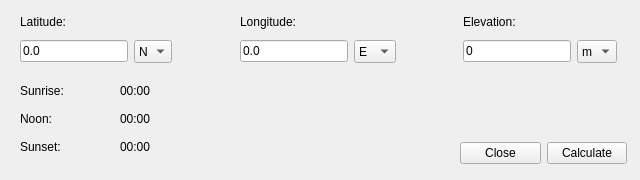
Above: src/MainWindow.ui from codymj/SolarCalculator before the change. Below: the same form after it.
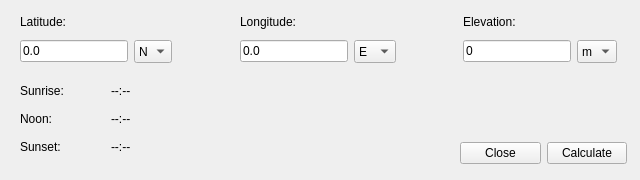
That is the form after the change.

Diff of the .ui file:
```diff
--- a/src/MainWindow.ui
+++ b/src/MainWindow.ui
@@ -213,7 +213,7 @@
      <rect>
       <x>20</x>
       <y>80</y>
-      <width>131</width>
+      <width>111</width>
       <height>78</height>
      </rect>
     </property>
@@ -243,7 +243,7 @@
        <item>
         <widget class="QLabel" name="sunriseLabel">
          <property name="text">
-          <string>00:00</string>
+          <string>--:--</string>
          </property>
         </widget>
        </item>
@@ -274,7 +274,7 @@
        <item>
         <widget class="QLabel" name="noonLabel">
          <property name="text">
-          <string>00:00</string>
+          <string>--:--</string>
          </property>
         </widget>
        </item>
@@ -305,7 +305,7 @@
        <item>
         <widget class="QLabel" name="sunsetLabel">
          <property name="text">
-          <string>00:00</string>
+          <string>--:--</string>
          </property>
         </widget>
        </item>
```
